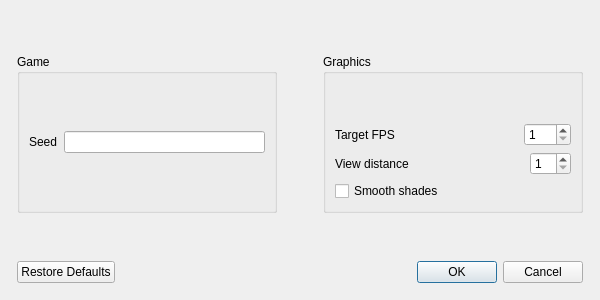
First picture: the form in src/gui/OptionsDialog.ui, repository Glycaa/CrafTuX, before the edit.
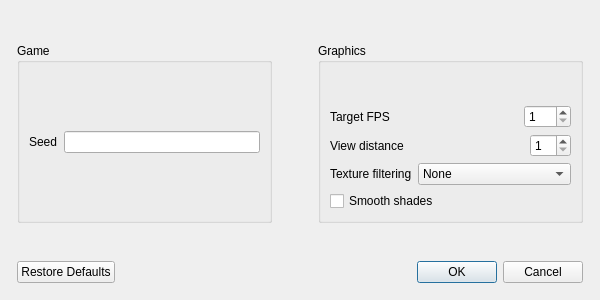
Second picture: the form after the edit.

Commit message: Texture filtering is now configurable.

What changed in the file:
```diff
--- a/src/gui/OptionsDialog.ui
+++ b/src/gui/OptionsDialog.ui
@@ -2,6 +2,14 @@
 <ui version="4.0">
  <class>OptionsDialog</class>
  <widget class="QDialog" name="OptionsDialog">
+  <property name="geometry">
+   <rect>
+    <x>0</x>
+    <y>0</y>
+    <width>600</width>
+    <height>300</height>
+   </rect>
+  </property>
   <property name="minimumSize">
    <size>
     <width>600</width>
@@ -186,6 +194,47 @@
             </item>
            </layout>
           </item>
+          <item>
+           <layout class="QHBoxLayout" name="textureFilteringHorizontalLayout">
+            <item>
+             <widget class="QLabel" name="textureFilteringLabel">
+              <property name="sizePolicy">
+               <sizepolicy hsizetype="Expanding" vsizetype="Preferred">
+                <horstretch>0</horstretch>
+                <verstretch>0</verstretch>
+               </sizepolicy>
+              </property>
+              <property name="text">
+               <string>Texture filtering</string>
+              </property>
+             </widget>
+            </item>
+            <item>
+             <widget class="QComboBox" name="textureFilteringComboBox">
+              <item>
+               <property name="text">
+                <string>None</string>
+               </property>
+              </item>
+              <item>
+               <property name="text">
+                <string>Bilinear</string>
+               </property>
+              </item>
+              <item>
+               <property name="text">
+                <string>Bilinear with mipmaps</string>
+               </property>
+              </item>
+              <item>
+               <property name="text">
+                <string>Trilinear with mipmaps</string>
+               </property>
+              </item>
+             </widget>
+            </item>
+           </layout>
+          </item>
           <item>
            <widget class="QCheckBox" name="smoothShadesCheckBox">
             <property name="text">
```
The commit also changes 8 other files.
